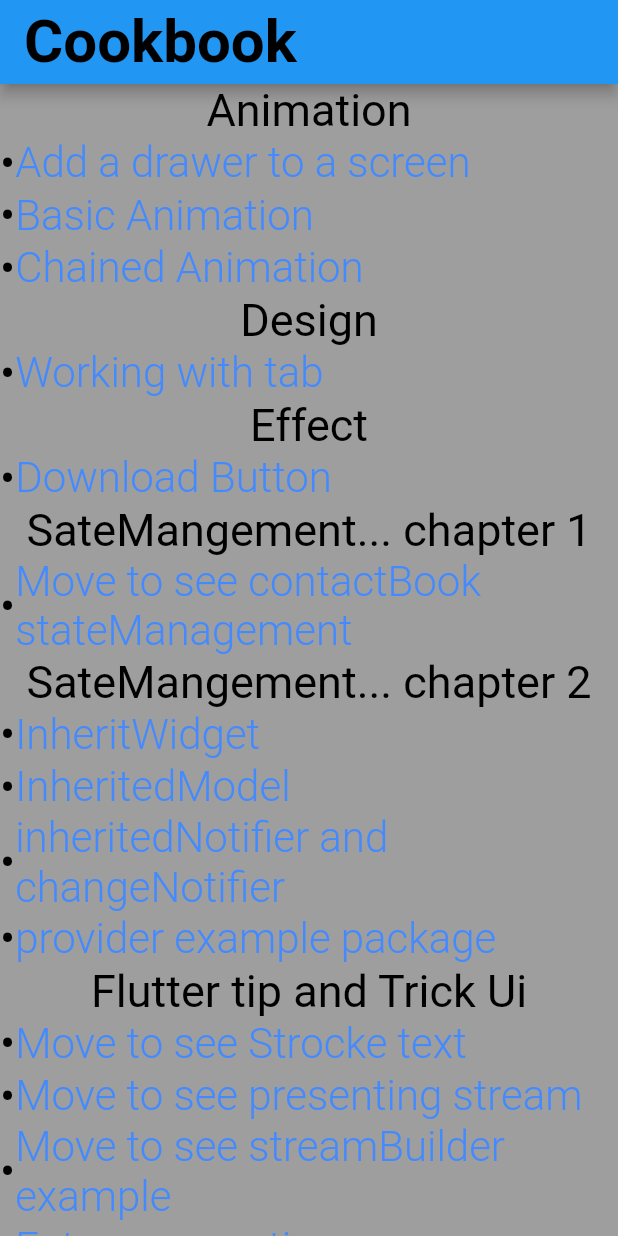
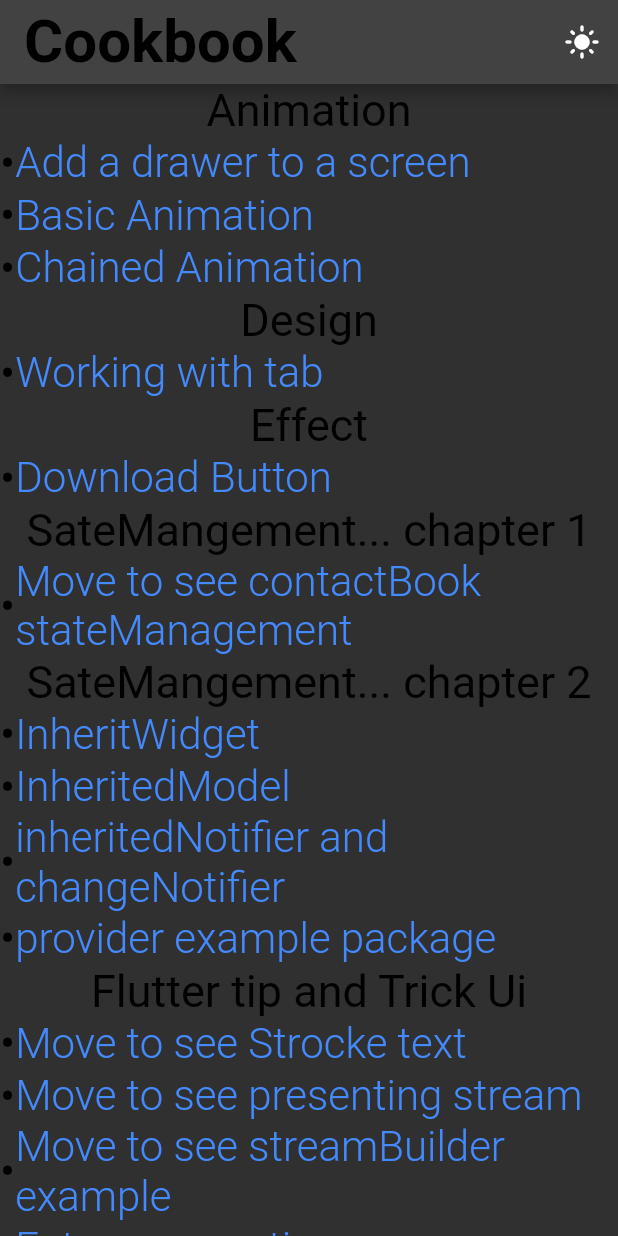
Before and after one commit to iamnhatjt/flutter-tip-and-trick_cook-book, a Flutter app: the screen it shows after launch, on a phone screen of 412 x 824 dp. Run offline on Flutter 3.47's test engine with Material 2 defaults, Android fonts, the phone set to English and light mode, and no system bars; missing offline and left inert: dart:html; Roboto replaces fonts that are missing (Robonto).

Commit message:
switch mode like pro

```diff
--- a/lib/app_apge.dart
+++ b/lib/app_apge.dart
@@ -14,6 +14,7 @@ import 'package:flutter_cookbook/widgets/common.dart';
 
 import 'Animation/basic_animation.dart';
 import 'Animation/chained_animaiton.dart';
+import 'main.dart';
 
 class AppPage extends StatelessWidget {
   const AppPage({super.key});
@@ -27,8 +28,14 @@ class AppPage extends StatelessWidget {
           style: TextStyle(
               color: Colors.black, fontSize: 40, fontWeight: FontWeight.w600),
         ),
+        actions: [
+          IconButton(
+              onPressed: () {
+                MyApp.of(context)!.changeTheme();
+              },
+              icon: Icon(Icons.light_mode))
+        ],
       ),
-      backgroundColor: Colors.grey,
       body: SingleChildScrollView(
         child: Column(
           children: const [
--- a/lib/main.dart
+++ b/lib/main.dart
@@ -11,11 +11,32 @@ void main() {
   ));
 }
 
-class MyApp extends StatelessWidget {
+class MyApp extends StatefulWidget {
   const MyApp({super.key});
+
+  @override
+  State<MyApp> createState() => _MyAppState();
+  static _MyAppState? of(BuildContext context) =>
+      context.findAncestorStateOfType();
+}
+
+class _MyAppState extends State<MyApp> {
+  ThemeMode themeMode = ThemeMode.dark;
+  void changeTheme() {
+    setState(() {
+      if (themeMode == ThemeMode.dark) {
+        themeMode = ThemeMode.light;
+      } else {
+        themeMode = ThemeMode.dark;
+      }
+    });
+  }
+
   @override
   Widget build(BuildContext context) {
     return MaterialApp(
+      themeMode: themeMode,
+      darkTheme: ThemeData.dark(),
       theme: ThemeData(fontFamily: 'Robonto', primaryColor: Colors.amber),
       title: 'Flutter Demo',
       home: const AppPage(),
```
